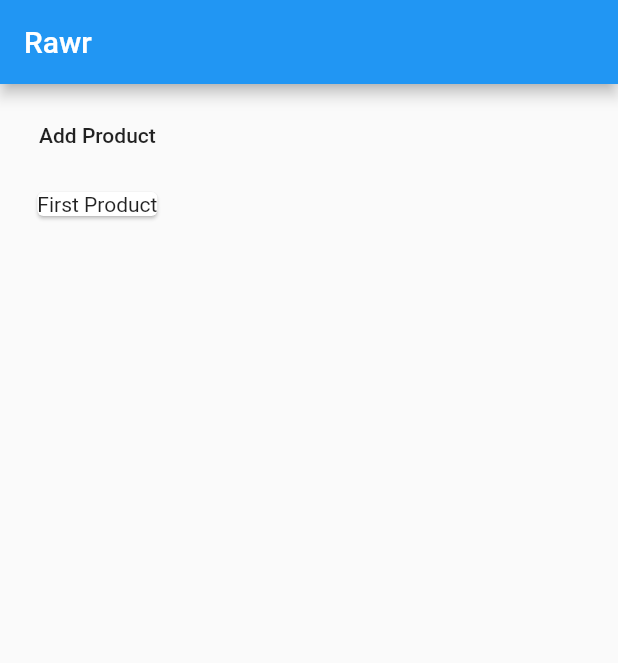
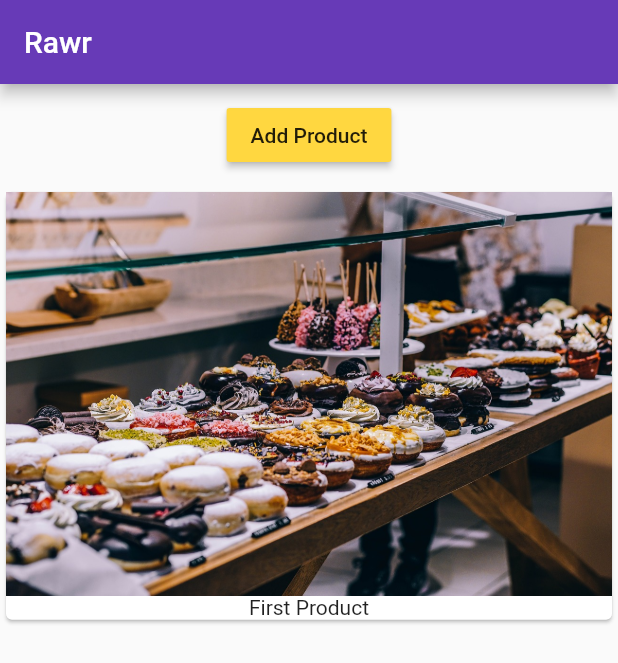
Before and after one commit to arya-aag/rawr, a Flutter app: the screen it shows after launch, on a phone screen of 412 x 824 dp. Shown: the top 663 px of the screen. Run offline on Flutter 3.47's test engine with Material 2 defaults, Android fonts, the phone set to English and light mode, and no system bars.

Commit message:
add basic theming

```diff
--- a/rawr/lib/main.dart
+++ b/rawr/lib/main.dart
@@ -8,6 +8,8 @@ class MainApp extends StatelessWidget {
   @override
   Widget build(BuildContext context) {
     return MaterialApp(
+      theme: ThemeData(
+          primarySwatch: Colors.deepPurple, accentColor: Colors.amberAccent),
       home: Scaffold(
           appBar: AppBar(
             title: Text('Rawr'),
--- a/rawr/lib/product_manager.dart
+++ b/rawr/lib/product_manager.dart
@@ -6,12 +6,12 @@ class ProductManager extends StatefulWidget {
   final List<String> initialProducts;
 
   ProductManager(this.initialProducts) {
-    print('ProductManagerWidget constr');
+    // print('ProductManagerWidget constr');
   }
 
   @override
   State<StatefulWidget> createState() {
-    print('ProductManagerWidget createState');
+    // print('ProductManagerWidget createState');
     return _ProductManagerState();
   }
 }
@@ -22,24 +22,25 @@ class _ProductManagerState extends State<ProductManager> {
   @override
   void initState() {
     super.initState();
-    print('ProductManagerWidget initState');
+    // print('ProductManagerWidget initState');
     _products = widget.initialProducts;
   }
 
   @override
   void didUpdateWidget(ProductManager oldWidget) {
     super.didUpdateWidget(oldWidget);
-    print('ProductManagerWidget didUpdateWidget');
+    // print('ProductManagerWidget didUpdateWidget');
   }
 
   @override
   Widget build(BuildContext context) {
-    print('ProductManagerWidget build');
+    // print('ProductManagerWidget build');
     return Column(
       children: <Widget>[
         Container(
           margin: EdgeInsets.all(10.0),
           child: MaterialButton(
+            color: Theme.of(context).accentColor,
             onPressed: () {
               setState(() {
                 _products.add('Advanced Awesomeness');
--- a/rawr/lib/products.dart
+++ b/rawr/lib/products.dart
@@ -4,18 +4,18 @@ class Products extends StatelessWidget {
   final List<String> products;
 
   Products(this.products) {
-    print('ProductsWidget construtor');
+    // print('ProductsWidget construtor');
   }
 
   @override
   Widget build(BuildContext context) {
-    print('ProductsWidget build');
+    // print('ProductsWidget build');
     return Column(
         children: products
             .map((element) => Card(
                   child: Column(
                     children: <Widget>[
-                      // Image.asset('assets/food.jpg'),
+                      Image.asset('assets/food.jpg'),
                       Text(element)
                     ],
                   ),
```
